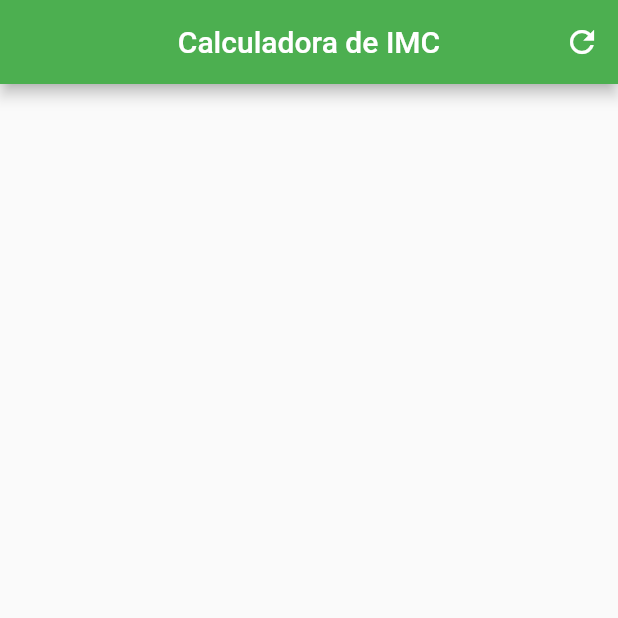
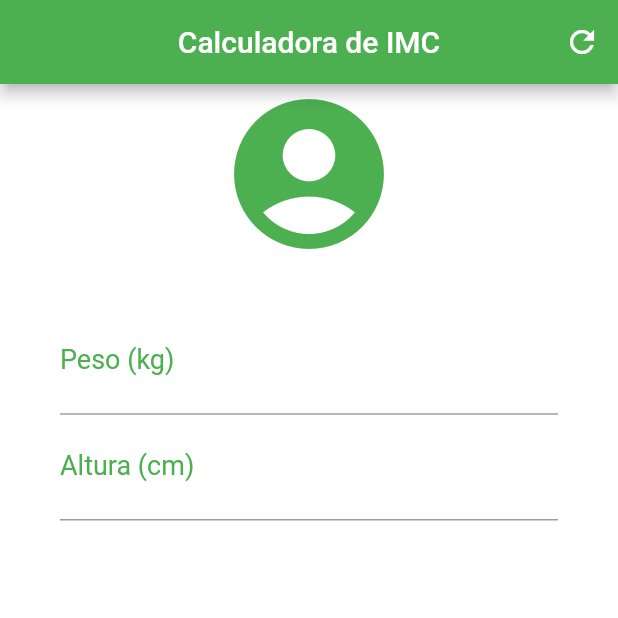
Before and after one commit to ViniciusPii/imc-app-flutter, a Flutter app: the screen it shows after launch, on a phone screen of 412 x 824 dp, the top half of it. Run offline on Flutter 3.47's test engine with Material 2 defaults, Android fonts, the phone set to English and light mode, and no system bars.

Commit message:
Criação dos TextInputs

```diff
--- a/lib/main.dart
+++ b/lib/main.dart
@@ -30,6 +30,50 @@ class _HomeState extends State<Home> {
           ),
         ],
       ),
+      backgroundColor: Colors.white,
+      body: Column(
+        crossAxisAlignment: CrossAxisAlignment.stretch,
+        children: <Widget>[
+          Padding(
+            padding: EdgeInsets.only(bottom: 30),
+            child: Icon(
+              Icons.account_circle,
+              color: Colors.green,
+              size: 120,
+            ),
+          ),
+          Padding(
+            padding: EdgeInsets.symmetric(horizontal: 40),
+            child: TextField(
+              decoration: InputDecoration(
+                  labelText: "Peso (kg)",
+                  labelStyle: TextStyle(
+                    color: Colors.green,
+                    fontSize: 18,
+                  )),
+              style: TextStyle(
+                color: Colors.green,
+                fontSize: 25,
+              ),
+            ),
+          ),
+          Padding(
+            padding: EdgeInsets.symmetric(horizontal: 40),
+            child: TextField(
+              decoration: InputDecoration(
+                  labelText: "Altura (cm)",
+                  labelStyle: TextStyle(
+                    color: Colors.green,
+                    fontSize: 18,
+                  )),
+              style: TextStyle(
+                color: Colors.green,
+                fontSize: 25,
+              ),
+            ),
+          ),
+        ],
+      ),
     );
   }
 }
```
